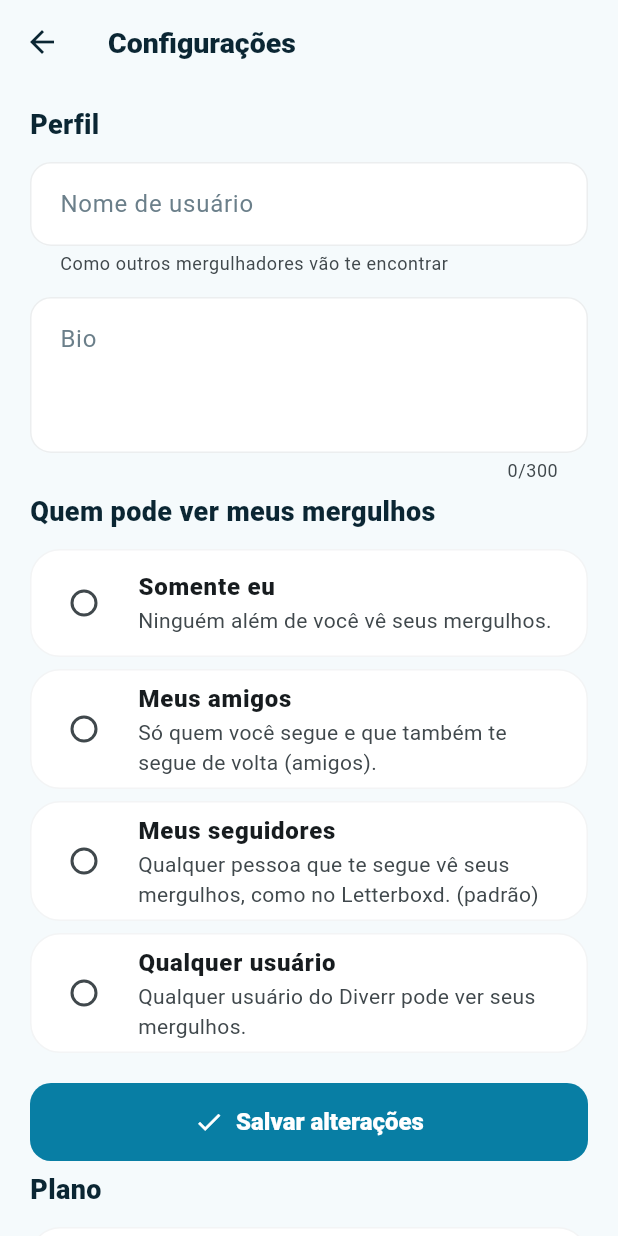
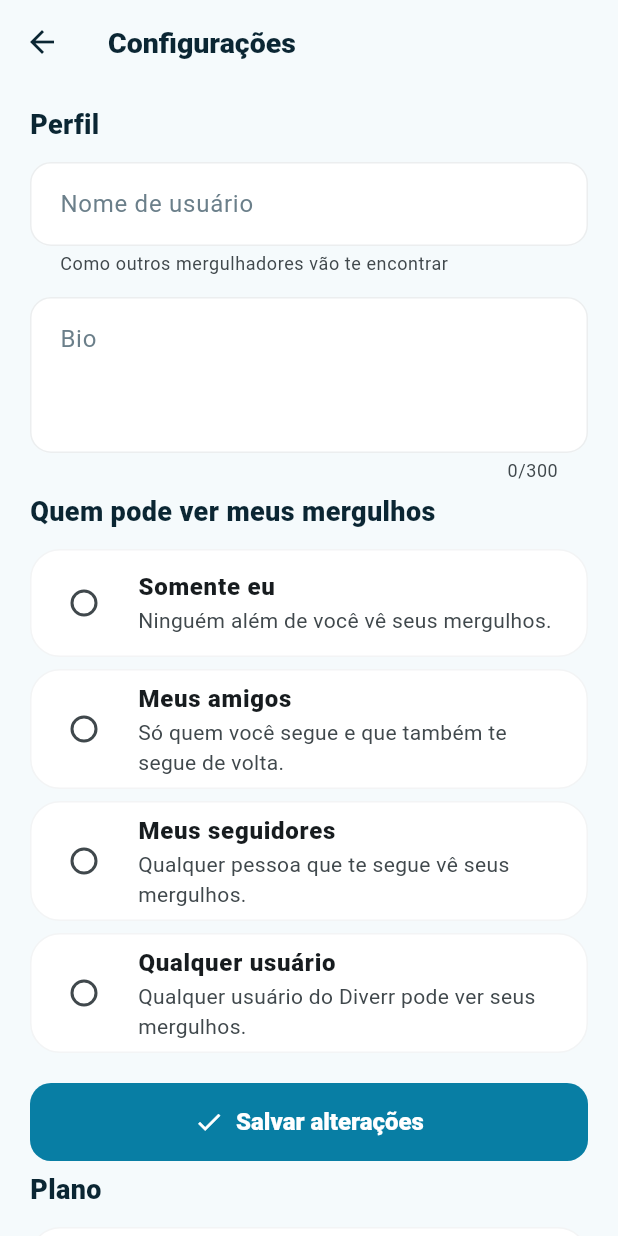
Before and after one commit to ThiagoGatti/Divelogger, a Flutter app: the SettingsPage screen opened directly, on a phone screen of 412 x 824 dp. Run offline on Flutter 3.47's test engine with Material 3 defaults, Android fonts, the phone set to English and light mode, and no system bars; our stand-ins replace cached_network_image, connectivity_plus, flutter_map, flutter_secure_storage, geolocator, image_picker and 1 more; accounts and stored records are empty.

Commit message:
Ajusta campos e textos de privacidade
Remove o campo de infraestrutura da criação de pontos de mergulho e simplifica as descrições das opções de visibilidade.

```diff
--- a/frontend/lib/features/home/presentation/create_dive_site_page.dart
+++ b/frontend/lib/features/home/presentation/create_dive_site_page.dart
@@ -46,7 +46,6 @@ class _CreateDiveSitePageState extends State<CreateDiveSitePage> {
     ('certificacaoMinima', 'Certificação mínima', 'Ex.: Open Water', 1),
     ('faunaFlora', 'Fauna e flora', 'O que normalmente se vê no local', 3),
     ('comoChegar', 'Como chegar', 'Acesso, barco, trilha, estacionamento...', 3),
-    ('infraestrutura', 'Infraestrutura', 'Operadoras, banheiros, aluguel de equipamento...', 3),
     ('dicas', 'Dicas do local', 'Dicas para quem vai mergulhar aqui', 3),
     ('avisosSeguranca', 'Avisos de segurança', 'Perigos e cuidados importantes', 3),
   ];
--- a/frontend/lib/features/profile/presentation/settings_page.dart
+++ b/frontend/lib/features/profile/presentation/settings_page.dart
@@ -30,8 +30,8 @@ class _SettingsPageState extends State<SettingsPage> {
 
   static const _visibilityHelp = {
     'PRIVATE': 'Ninguém além de você vê seus mergulhos.',
-    'FRIENDS': 'Só quem você segue e que também te segue de volta (amigos).',
-    'FOLLOWERS': 'Qualquer pessoa que te segue vê seus mergulhos, como no Letterboxd. (padrão)',
+    'FRIENDS': 'Só quem você segue e que também te segue de volta.',
+    'FOLLOWERS': 'Qualquer pessoa que te segue vê seus mergulhos.',
     'PUBLIC': 'Qualquer usuário do Diverr pode ver seus mergulhos.',
   };
 
```
